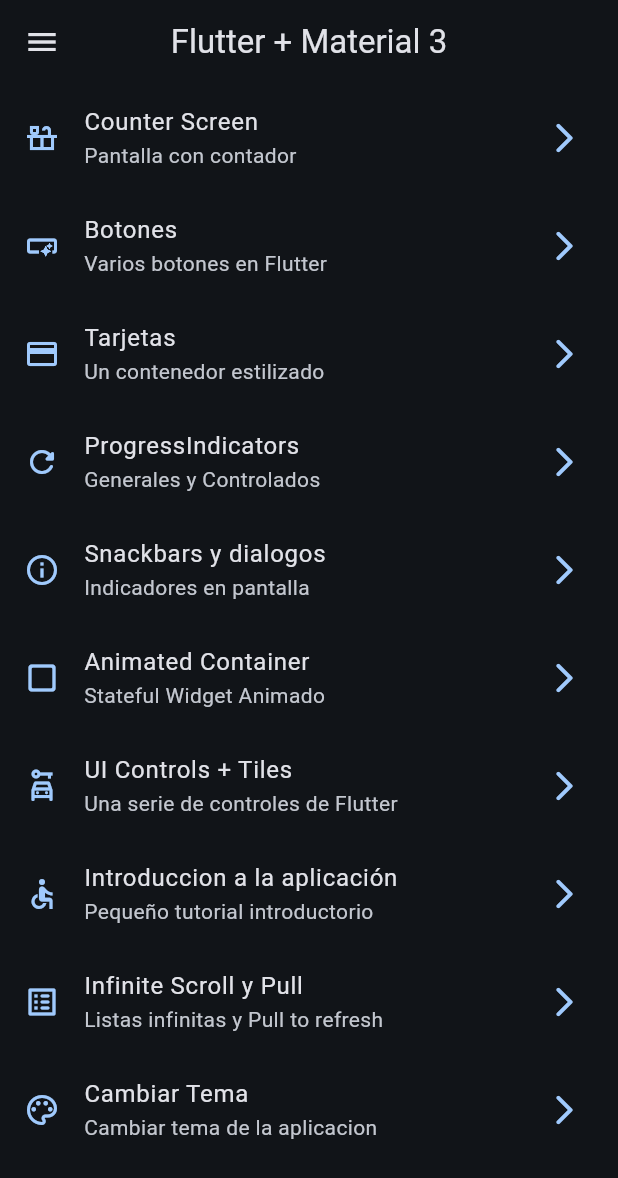
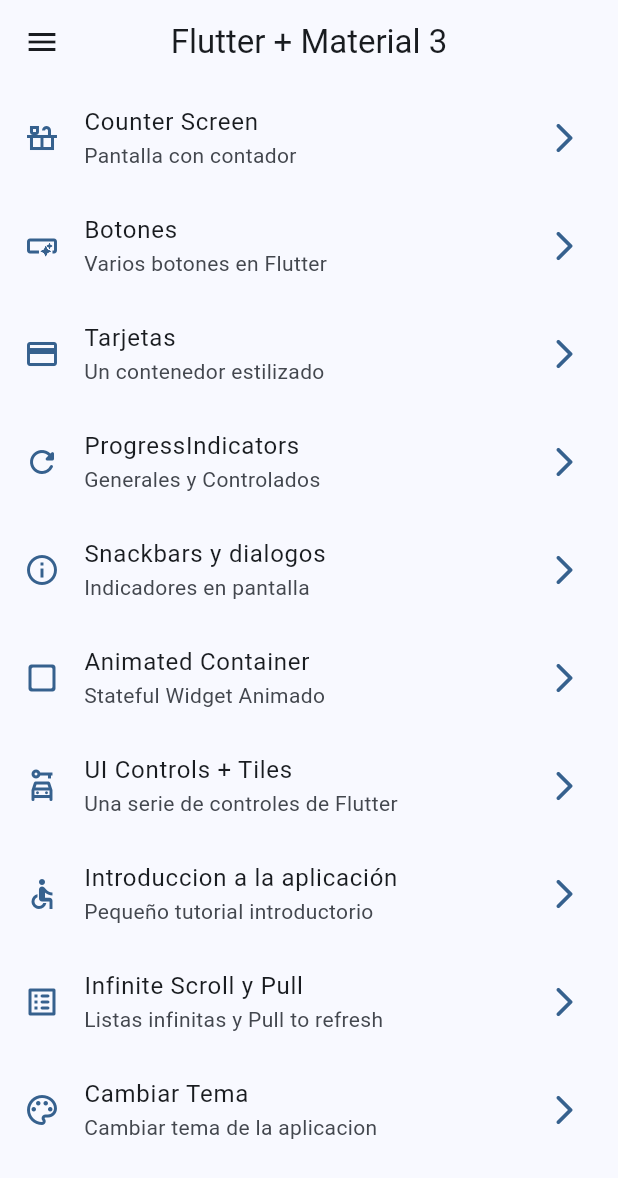
Before and after one commit to reiriartef/flutter-material3-app, a Flutter app: the screen it shows after launch, on a phone screen of 412 x 824 dp. Shown: the top 1178 px of the screen. Run offline on Flutter 3.47's test engine with Material 3 defaults, Android fonts, the phone set to English and light mode, and no system bars; our stand-ins replace animate_do, flutter_riverpod, go_router.

Commit message:
Implementado StateNotifierProvider

```diff
--- a/lib/config/theme/app_theme.dart
+++ b/lib/config/theme/app_theme.dart
@@ -22,4 +22,8 @@ class AppTheme {
       brightness: isDarkmode ? Brightness.dark : Brightness.light,
       colorSchemeSeed: colorList[selectedColor],
       appBarTheme: const AppBarTheme(centerTitle: true));
+
+  AppTheme copyWith({int? selectedColor, bool? isDarkmode}) => AppTheme(
+      selectedColor: selectedColor ?? this.selectedColor,
+      isDarkmode: isDarkmode ?? this.isDarkmode);
 }
--- a/lib/main.dart
+++ b/lib/main.dart
@@ -13,14 +13,14 @@ class MainApp extends ConsumerWidget {
 
   @override
   Widget build(BuildContext context, ref) {
-    final bool isDarkmode = ref.watch(isDarkModeProvider);
-    final int selectedColor = ref.watch(selectedIndexColorProvider);
+    // final bool isDarkmode = ref.watch(isDarkModeProvider);
+    // final int selectedColor = ref.watch(selectedIndexColorProvider);
+    final AppTheme appTheme = ref.watch(themeNotifierProvider);
     return MaterialApp.router(
       title: "Flutter Widgets",
       routerConfig: appRouter,
       debugShowCheckedModeBanner: false,
-      theme: AppTheme(selectedColor: selectedColor, isDarkmode: isDarkmode)
-          .getTheme(),
+      theme: appTheme.getTheme(),
     );
   }
 }
--- a/lib/presentation/providers/theme_provider.dart
+++ b/lib/presentation/providers/theme_provider.dart
@@ -8,3 +8,22 @@ final isDarkModeProvider = StateProvider<bool>((ref) => true);
 final colorListProvider = Provider((ref) => colorList);
 
 final selectedIndexColorProvider = StateProvider((ref) => 0);
+
+// Objeto de tipo AppTheme
+
+final themeNotifierProvider =
+    StateNotifierProvider<ThemeNotifier, AppTheme>((ref) => ThemeNotifier());
+
+// Controller o Notifier
+class ThemeNotifier extends StateNotifier<AppTheme> {
+  // STATE = Estado = new AppTheme()
+  ThemeNotifier() : super(AppTheme());
+
+  void toggleDarkmode() {
+    state = state.copyWith(isDarkmode: !state.isDarkmode);
+  }
+
+  void changeColorIndex(int colorIndex) {
+    state = state.copyWith(selectedColor: colorIndex);
+  }
+}
```
Also changed, not shown: lib/presentation/screens/theme_changer/theme_changer_screen.dart (+9 -5 lines).
